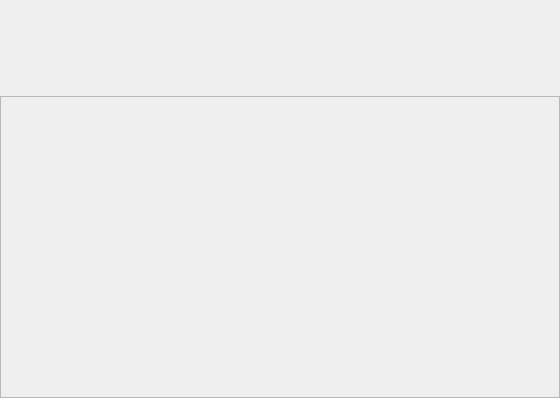
Before: the Qt Designer form mainui/autostartwidget.ui in UbuntuKylin/youker-assistant, drawn with Qt 5.
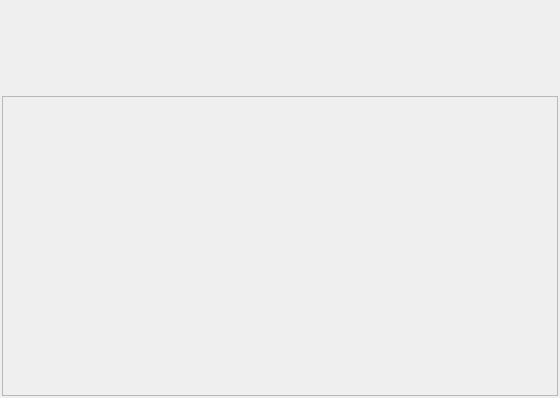
After: the same form once the commit is applied.

The edit to the form file:
```diff
--- a/mainui/autostartwidget.ui
+++ b/mainui/autostartwidget.ui
@@ -1,7 +1,7 @@
 <?xml version="1.0" encoding="UTF-8"?>
 <ui version="4.0">
  <class>AutoStartWidget</class>
- <widget class="QWidget" name="AutoStartWidget">
+ <widget class="QDialog" name="AutoStartWidget">
   <property name="geometry">
    <rect>
     <x>0</x>
@@ -13,13 +13,33 @@
   <property name="windowTitle">
    <string>Form</string>
   </property>
+  <widget class="QWidget" name="widget_1" native="true">
+   <property name="geometry">
+    <rect>
+     <x>2</x>
+     <y>32</y>
+     <width>556</width>
+     <height>33</height>
+    </rect>
+   </property>
+  </widget>
+  <widget class="QWidget" name="widget_2" native="true">
+   <property name="geometry">
+    <rect>
+     <x>2</x>
+     <y>65</y>
+     <width>556</width>
+     <height>31</height>
+    </rect>
+   </property>
+  </widget>
   <widget class="QScrollArea" name="scrollArea">
    <property name="geometry">
     <rect>
-     <x>0</x>
+     <x>2</x>
      <y>96</y>
-     <width>560</width>
-     <height>302</height>
+     <width>556</width>
+     <height>300</height>
     </rect>
    </property>
    <property name="widgetResizable">
@@ -30,32 +50,12 @@
      <rect>
       <x>0</x>
       <y>0</y>
-      <width>558</width>
-      <height>300</height>
+      <width>554</width>
+      <height>298</height>
      </rect>
     </property>
    </widget>
   </widget>
-  <widget class="QWidget" name="widget_2" native="true">
-   <property name="geometry">
-    <rect>
-     <x>0</x>
-     <y>65</y>
-     <width>560</width>
-     <height>31</height>
-    </rect>
-   </property>
-  </widget>
-  <widget class="QWidget" name="widget_1" native="true">
-   <property name="geometry">
-    <rect>
-     <x>0</x>
-     <y>32</y>
-     <width>560</width>
-     <height>33</height>
-    </rect>
-   </property>
-  </widget>
  </widget>
  <resources/>
  <connections/>
```
Left out of the diff: 2 changed lines with no effect on the pictures.
